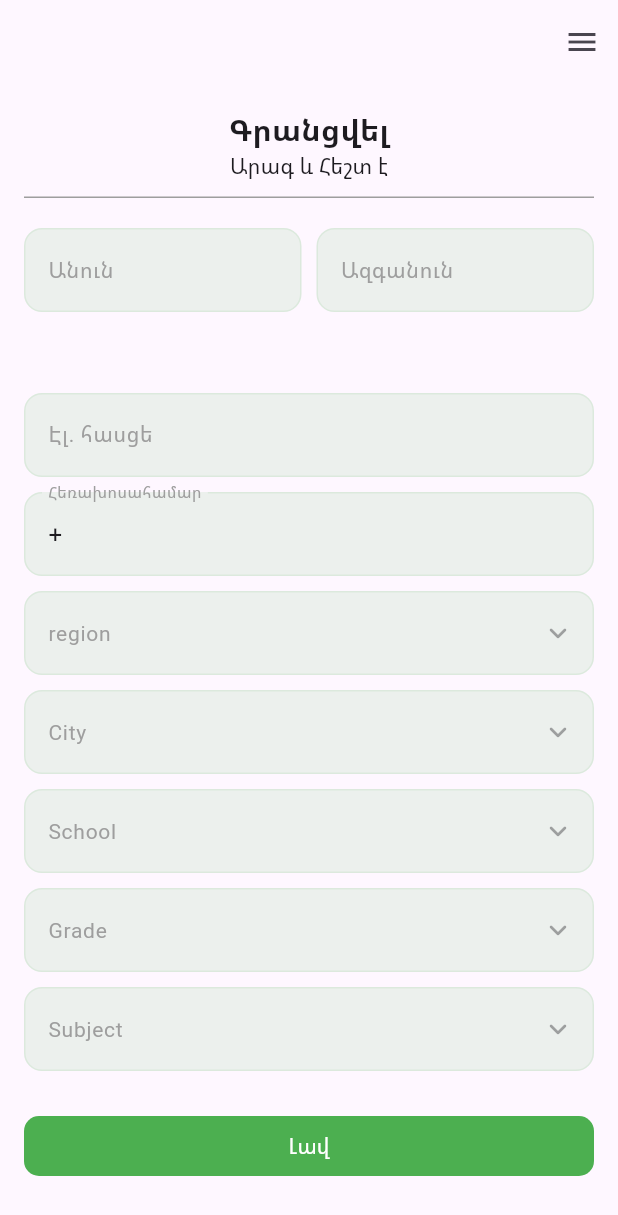
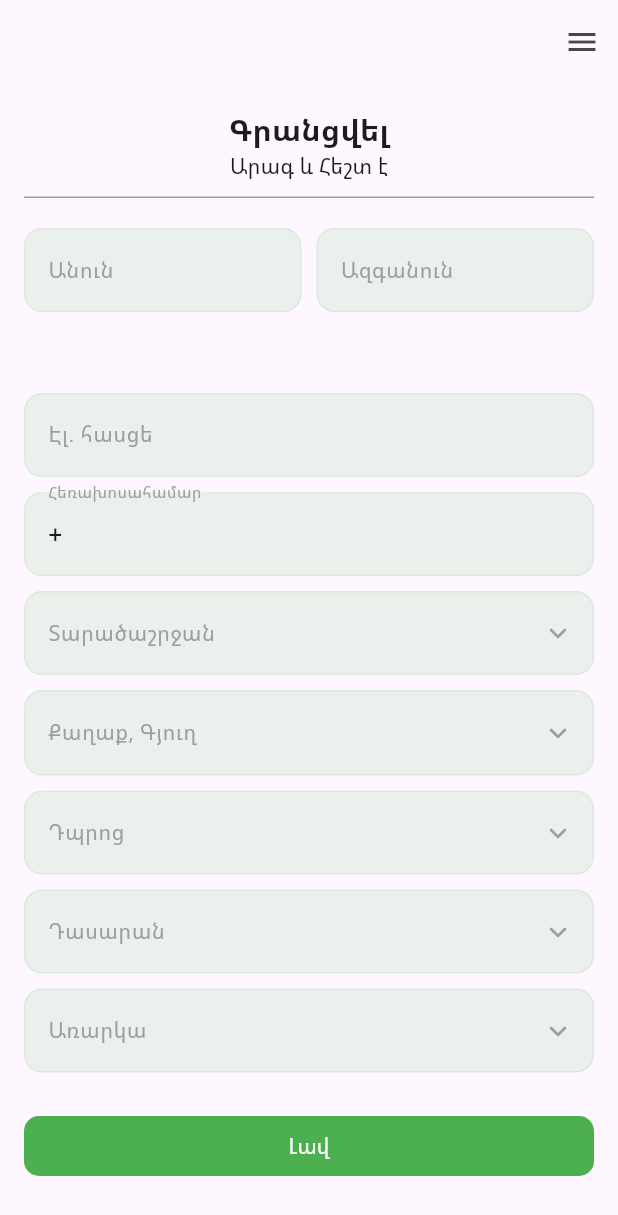
Before and after one commit to Vanik98/triosoft, a Flutter app: the screen it shows after launch, on a phone screen of 412 x 824 dp. Shown: the top 1215 px of the screen. Run offline on Flutter 3.47's test engine with Material 3 defaults, Android fonts, the phone set to English and light mode, and no system bars; our stand-ins replace easy_localization, flutter_bloc, freezed_annotation, get_it, go_router, shared_preferences.

Commit message:
fix issues

```diff
--- a/lib/core/form/elements/form_element_city_widget.dart
+++ b/lib/core/form/elements/form_element_city_widget.dart
@@ -1,5 +1,7 @@
+import 'package:easy_localization/easy_localization.dart';
 import 'package:flutter/material.dart';
 import 'package:flutter_bloc/flutter_bloc.dart';
+import 'package:triosoft/generated/locale_keys.g.dart';
 
 import '../base/form_element_selector_full_widget.dart';
 import '../base/form_element_wrapper.dart';
@@ -32,7 +34,7 @@ class FormElementCityWidget extends StatelessWidget {
               onDateSelected(v);
             },
             formElements: _createFormElements(state.filteredTextList),
-            labelText: 'City',
+            labelText: LocaleKeys.city_village.tr(),
             isHaveSearch: true,
             scrollController: scrollController,
           );
--- a/lib/core/form/elements/form_element_grade_widget.dart
+++ b/lib/core/form/elements/form_element_grade_widget.dart
@@ -1,5 +1,7 @@
+import 'package:easy_localization/easy_localization.dart';
 import 'package:flutter/material.dart';
 import 'package:flutter_bloc/flutter_bloc.dart';
+import 'package:triosoft/generated/locale_keys.g.dart';
 
 import '../base/form_element_selector_full_widget.dart';
 import '../base/form_element_wrapper.dart';
@@ -27,7 +29,7 @@ class FormElementGradeWidget extends StatelessWidget {
               onDateSelected(v);
             },
             formElements: _createFormElements(state.filteredTextList),
-            labelText: 'Grade',
+            labelText: LocaleKeys.grade.tr(),
             scrollController: scrollController,
           );
         },
--- a/lib/core/form/elements/form_element_region_widget.dart
+++ b/lib/core/form/elements/form_element_region_widget.dart
@@ -1,4 +1,6 @@
+import 'package:easy_localization/easy_localization.dart';
 import 'package:flutter/material.dart';
+import 'package:triosoft/generated/locale_keys.g.dart';
 
 import '../base/form_element_selector_full_widget.dart';
 import '../base/form_element_wrapper.dart';
@@ -22,7 +24,7 @@ class FormElementRegionWidget extends StatelessWidget {
         onDateSelected(v);
       },
       formElements: _createFormElements(),
-      labelText: 'region',
+      labelText: LocaleKeys.region.tr(),
       scrollController: scrollController,
     );
   }
--- a/lib/core/form/elements/form_element_school_widget.dart
+++ b/lib/core/form/elements/form_element_school_widget.dart
@@ -1,5 +1,7 @@
+import 'package:easy_localization/easy_localization.dart';
 import 'package:flutter/material.dart';
 import 'package:flutter_bloc/flutter_bloc.dart';
+import 'package:triosoft/generated/locale_keys.g.dart';
 
 import '../base/form_element_selector_full_widget.dart';
 import '../base/form_element_wrapper.dart';
@@ -27,7 +29,7 @@ class FormElementSchoolWidget extends StatelessWidget {
               onDateSelected(v);
             },
             formElements: _createFormElements(state.filteredTextList),
-            labelText: 'School',
+            labelText: LocaleKeys.school.tr(),
             isHaveSearch: true, scrollController: scrollController,
           );
         },
--- a/lib/core/form/elements/form_element_subject_widget.dart
+++ b/lib/core/form/elements/form_element_subject_widget.dart
@@ -1,5 +1,7 @@
+import 'package:easy_localization/easy_localization.dart';
 import 'package:flutter/material.dart';
 import 'package:flutter_bloc/flutter_bloc.dart';
+import 'package:triosoft/generated/locale_keys.g.dart';
 
 import '../base/form_element_selector_full_widget.dart';
 import '../base/form_element_wrapper.dart';
@@ -27,7 +29,7 @@ class FormElementSubjectWidget extends StatelessWidget {
               onDateSelected(v);
             },
             formElements: _createFormElements(state.filteredTextList),
-            labelText: 'Subject',
+            labelText: LocaleKeys.subject.tr(),
             isHaveSearch: true,
             scrollController: scrollController,
           );
```
